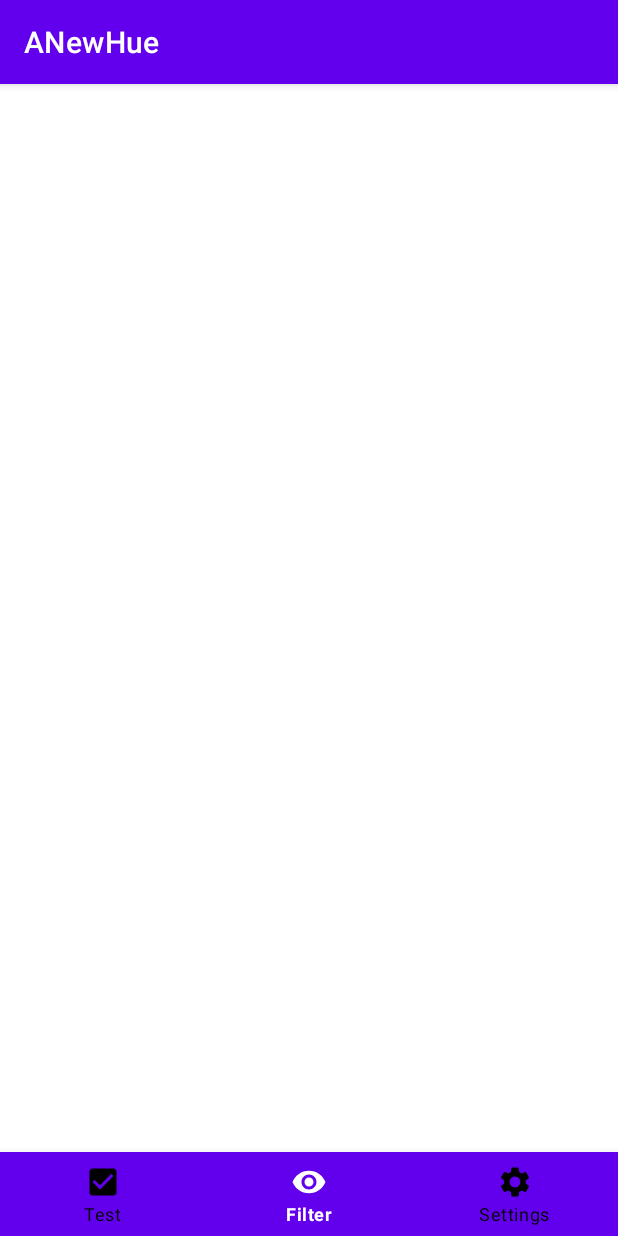
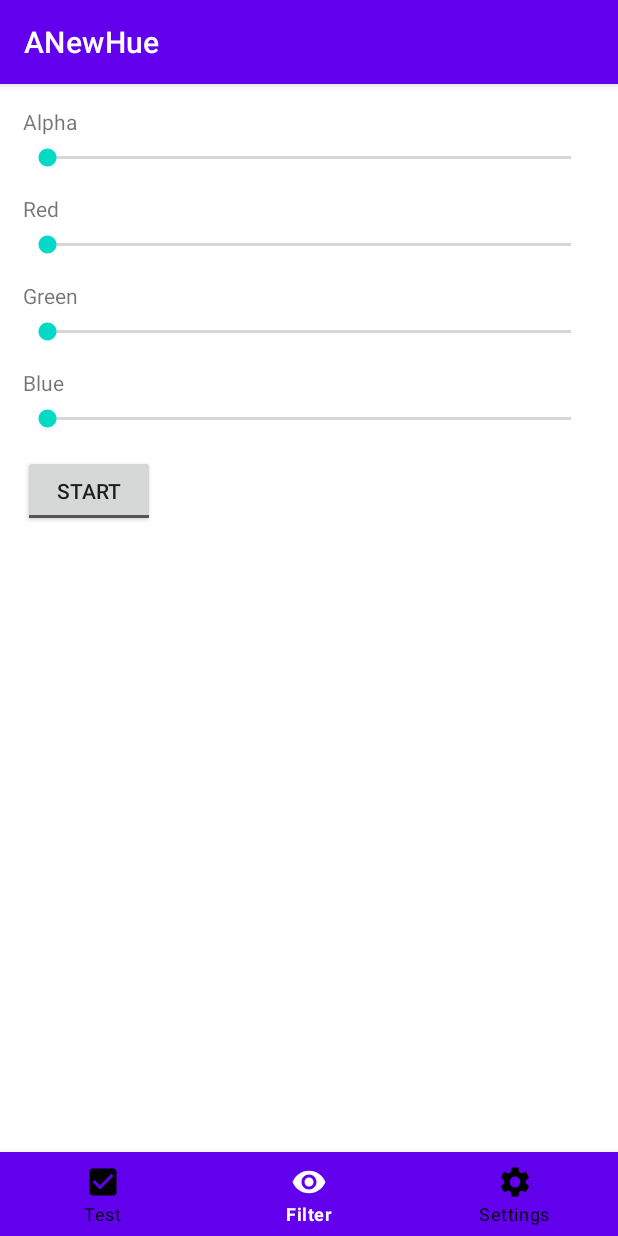
Before and after one commit to MorseLeMonke/ANewHue_v1.3, an Android app: the screen it shows after launch (MainActivity), on a phone screen of 412 x 824 dp. Run offline under Robolectric (Android 15) with nearby library versions, the phone set to English and light mode, and no system bars.

```diff
--- a/app/src/main/AndroidManifest.xml
+++ b/app/src/main/AndroidManifest.xml
@@ -1,6 +1,9 @@
 <?xml version="1.0" encoding="utf-8"?>
 <manifest xmlns:android="http://schemas.android.com/apk/res/android"
     package="com.example.anewhue">
+
+    <uses-permission android:name="android.permission.SYSTEM_ALERT_WINDOW"></uses-permission>
+    <uses-permission android:name="android.permission.TYPE_APPLICATION_OVERLAY"></uses-permission>
 
     <application
         android:allowBackup="true"
--- a/app/src/main/java/com/example/anewhue/MainActivity.java
+++ b/app/src/main/java/com/example/anewhue/MainActivity.java
@@ -4,25 +4,42 @@ import androidx.annotation.NonNull;
 import androidx.appcompat.app.AppCompatActivity;
 
 import android.os.Bundle;
+import android.os.CountDownTimer;
 import android.view.MenuItem;
 
 import com.google.android.material.bottomnavigation.BottomNavigationView;
 import com.google.android.material.navigation.NavigationBarView;
 
 import android.content.Intent;
+import android.view.View;
+import android.widget.SeekBar;
+import android.widget.ToggleButton;
 
 public class MainActivity extends AppCompatActivity {
+    private SharedMemory mSharedMemory;
+    private ToggleButton mToggleButton;
+    private CountDownTimer mCountDownTimer;
 
     @Override
     protected void onCreate(Bundle savedInstanceState) {
         super.onCreate(savedInstanceState);
         setContentView(R.layout.activity_main);
 
+        final SeekBar alpha, red, green, blue;
+        alpha = findViewById(R.id.seek_alpha);
+        red = findViewById(R.id.seek_red);
+        green = findViewById(R.id.seek_green);
+        blue = findViewById(R.id.seek_blue);
+
+        mToggleButton = findViewById(R.id.startButton);
+
+        mSharedMemory = new SharedMemory(this);
+
         BottomNavigationView bottomNavigationView = findViewById(R.id.bottom_navigation);
 
         //Set Home Selected
         bottomNavigationView.setSelectedItemId(R.id.filterbtn);
-
+        //Making the navigation bar work
         bottomNavigationView.setOnItemSelectedListener(new NavigationBarView.OnItemSelectedListener() {
             @Override
             public boolean onNavigationItemSelected(@NonNull MenuItem item) {
@@ -42,5 +59,69 @@ public class MainActivity extends AppCompatActivity {
                 return false;
             }
         });
+
+        SeekBar.OnSeekBarChangeListener changeListener = new SeekBar.OnSeekBarChangeListener() {
+            @Override
+            public void onProgressChanged(SeekBar seekBar, int i, boolean b) {
+                mSharedMemory.setAlpha(alpha.getProgress());
+                mSharedMemory.setRed(red.getProgress());
+                mSharedMemory.setGreen(green.getProgress());
+                mSharedMemory.setBlue(blue.getProgress());
+
+                if (ANewHueFilterService.STATE == ANewHueFilterService.STATE_ACTIVE) {
+                    Intent intent =new Intent(MainActivity.this, ANewHueFilterService.class);
+                    startService(intent);
+                }
+
+                mToggleButton.setChecked(ANewHueFilterService.STATE == ANewHueFilterService.STATE_ACTIVE);
+
+            }
+
+            @Override
+            public void onStartTrackingTouch(SeekBar seekBar) {
+
+            }
+
+            @Override
+            public void onStopTrackingTouch(SeekBar seekBar) {
+
+            }
+        };
+
+        alpha.setOnSeekBarChangeListener(changeListener);
+        red.setOnSeekBarChangeListener(changeListener);
+        green.setOnSeekBarChangeListener(changeListener);
+        blue.setOnSeekBarChangeListener(changeListener);
+
+        mToggleButton.setOnClickListener(new View.OnClickListener() {
+            @Override
+            public void onClick(View v) {
+                Intent i =new Intent(MainActivity.this, ANewHueFilterService.class);
+                if (ANewHueFilterService.STATE == ANewHueFilterService.STATE_ACTIVE) {
+                    stopService(i);
+                } else {
+                    startService(i);
+                }
+                refresh();
+            }
+        });
+    }
+
+    private void refresh() {
+        if (mCountDownTimer != null)
+            mCountDownTimer.cancel();
+
+        mCountDownTimer = new CountDownTimer(100, 100) {
+            @Override
+            public void onTick(long l) {
+
+            }
+
+            @Override
+            public void onFinish() {
+                mToggleButton.setChecked(ANewHueFilterService.STATE == ANewHueFilterService.STATE_ACTIVE);
+            }
+        };
+        mCountDownTimer.start();
     }
 }
--- a/app/src/main/res/layout/activity_main.xml
+++ b/app/src/main/res/layout/activity_main.xml
@@ -18,4 +18,71 @@
     android:layout_alignParentBottom="true"
     />
 
+    <LinearLayout
+        android:layout_width="match_parent"
+        android:layout_height="wrap_content"
+        android:layout_margin="15dp"
+        android:orientation="vertical">
+
+        <TextView
+            android:layout_width="wrap_content"
+            android:layout_height="wrap_content"
+            android:text="Alpha"
+            android:layout_marginBottom="5dp"/>
+
+        <SeekBar
+            android:id="@+id/seek_alpha"
+            android:layout_width="match_parent"
+            android:layout_height="wrap_content"
+            android:layout_marginBottom="15dp"
+            android:max="200" />
+
+        <TextView
+            android:layout_width="wrap_content"
+            android:layout_height="wrap_content"
+            android:text="Red"
+            android:layout_marginBottom="5dp"/>
+
+        <SeekBar
+            android:id="@+id/seek_red"
+            android:layout_width="match_parent"
+            android:layout_height="wrap_content"
+            android:layout_marginBottom="15dp"
+            android:max="255" />
+
+        <TextView
+            android:layout_width="wrap_content"
+            android:layout_height="wrap_content"
+            android:text="Green"
+            android:layout_marginBottom="5dp"/>
+
+        <SeekBar
+            android:id="@+id/seek_green"
+            android:layout_width="match_parent"
+            android:layout_height="wrap_content"
+            android:layout_marginBottom="15dp"
+            android:max="255" />
+
+        <TextView
+            android:layout_width="wrap_content"
+            android:layout_height="wrap_content"
+            android:text="Blue"
+            android:layout_marginBottom="5dp"/>
+
+        <SeekBar
+            android:id="@+id/seek_blue"
+            android:layout_width="match_parent"
+            android:layout_height="wrap_content"
+            android:layout_marginBottom="15dp"
+            android:max="255" />
+
+        <ToggleButton
+            android:layout_width="wrap_content"
+            android:layout_height="wrap_content"
+            android:textOff="Start"
+            android:textOn="Stop"
+            android:id="@+id/startButton"/>
+
+    </LinearLayout>
+
 </RelativeLayout>
```
Also changed, not shown: app/src/main/java/com/example/anewhue/ANewHueFilterService.java (added, +69 -0 lines), app/src/main/java/com/example/anewhue/SharedMemory.java (added, +57 -0 lines).
